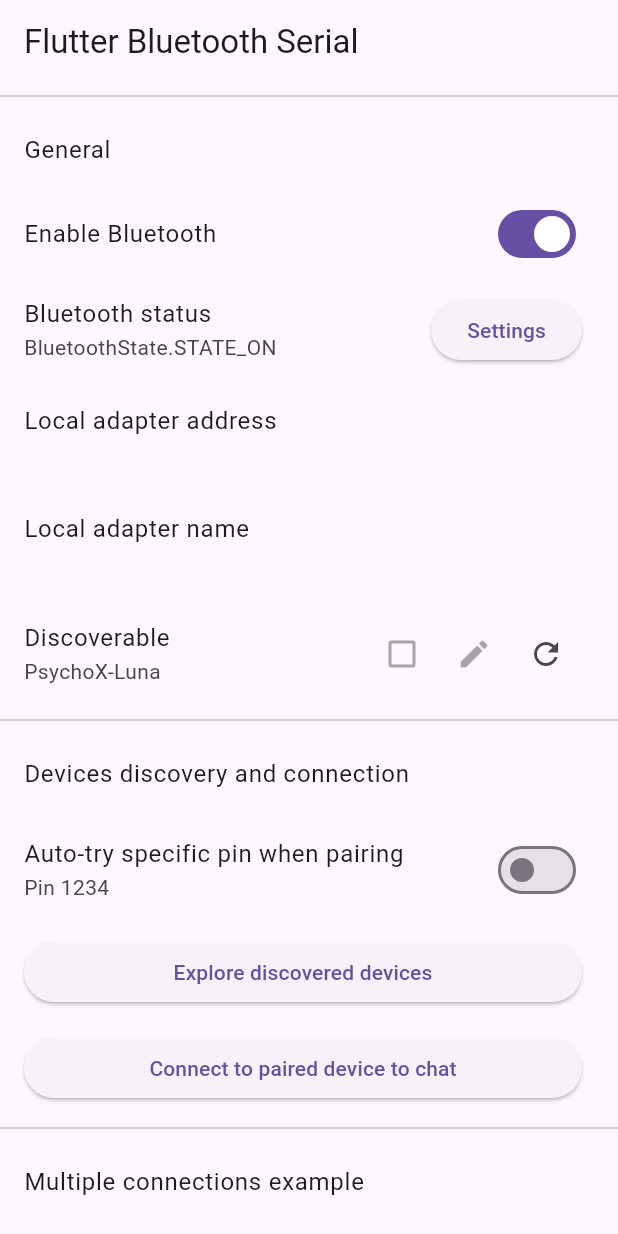
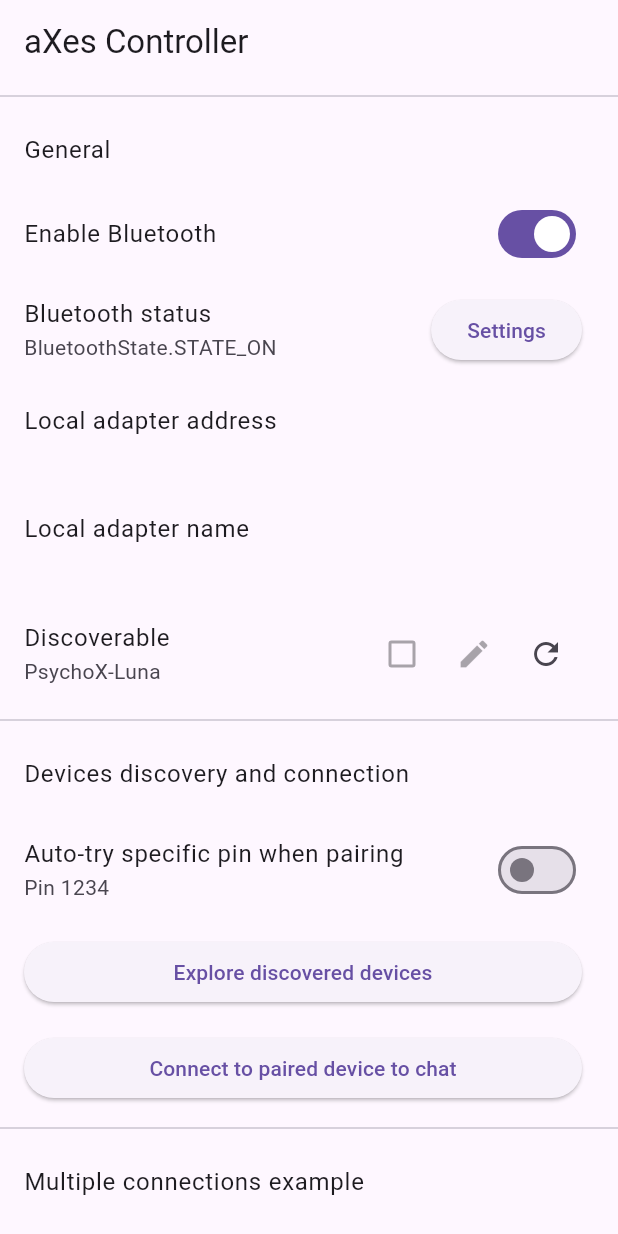
Before and after one commit to marcio-pessoa/axes_controller, a Flutter app: the screen it shows after launch, on a phone screen of 412 x 824 dp. Run offline on Flutter 3.47's test engine with Material 2 defaults, Android fonts, the phone set to English and light mode, and no system bars; our stand-ins replace flutter_bluetooth_serial; generated files the repository leaves out were written again.

```diff
--- /dev/null
+++ b/l10n.yaml
@@ -0,0 +1,3 @@
+arb-dir: lib/l10n
+template-arb-file: app_en.arb
+output-localization-file: app_localizations.dart
--- a/lib/MainPage.dart
+++ b/lib/MainPage.dart
@@ -1,5 +1,6 @@
 import 'dart:async';
 
+import 'package:flutter_gen/gen_l10n/app_localizations.dart';
 import 'package:flutter/material.dart';
 import 'package:flutter_bluetooth_serial/flutter_bluetooth_serial.dart';
 import 'package:scoped_model/scoped_model.dart';
@@ -89,7 +90,7 @@ class _MainPage extends State<MainPage> {
   Widget build(BuildContext context) {
     return Scaffold(
       appBar: AppBar(
-        title: const Text('Flutter Bluetooth Serial'),
+        title: Text(AppLocalizations.of(context)!.title),
       ),
       body: Container(
         child: ListView(
--- /dev/null
+++ b/lib/l10n/app_en.arb
@@ -0,0 +1,6 @@
+{
+  "title": "aXes Controller",
+  "@title": {
+    "description": "The App title"
+  }
+}
--- /dev/null
+++ b/lib/l10n/app_pt.arb
@@ -0,0 +1,3 @@
+{
+  "title": "aXes Controller"
+}
--- a/lib/main.dart
+++ b/lib/main.dart
@@ -1,3 +1,4 @@
+import 'package:flutter_gen/gen_l10n/app_localizations.dart';
 import 'package:flutter/material.dart';
 import 'package:xc/themes/dark.dart';
 import 'package:xc/themes/light.dart';
@@ -16,6 +17,8 @@ class MyApp extends StatelessWidget {
       debugShowCheckedModeBanner: false,
       theme: lightTheme(),
       darkTheme: darkTheme(),
+      localizationsDelegates: AppLocalizations.localizationsDelegates,
+      supportedLocales: AppLocalizations.supportedLocales,
       home: MainPage(),
     );
   }
--- a/pubspec.yaml
+++ b/pubspec.yaml
@@ -11,8 +11,11 @@ environment:
 dependencies:
   flutter:
     sdk: flutter
+  flutter_localizations:
+    sdk: flutter
   cupertino_icons: ^1.0.2
   scoped_model: ^2.0.0-nullsafety.0
+  intl: any
 
 dev_dependencies:
   flutter_test:
@@ -23,4 +26,5 @@ dev_dependencies:
   flutter_bluetooth_serial: ^0.4.0
 
 flutter:
+  generate: true
   uses-material-design: true
```
Also changed, not shown: pubspec.lock.
